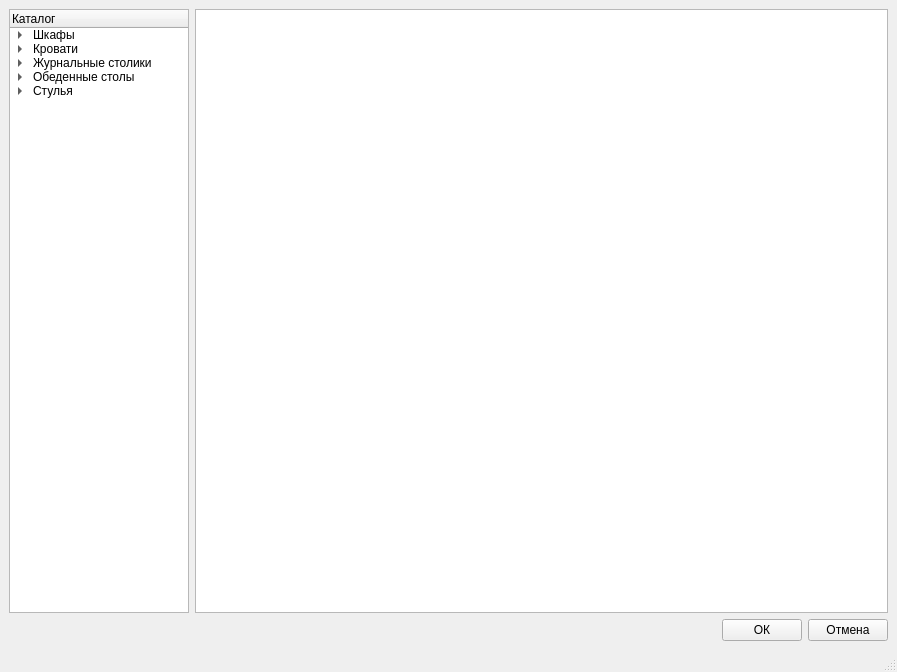
The window that SceneRedactorForm.ui (DenisBabarykin/InteriorRedactor) describes before a commit, drawn with Qt 5.
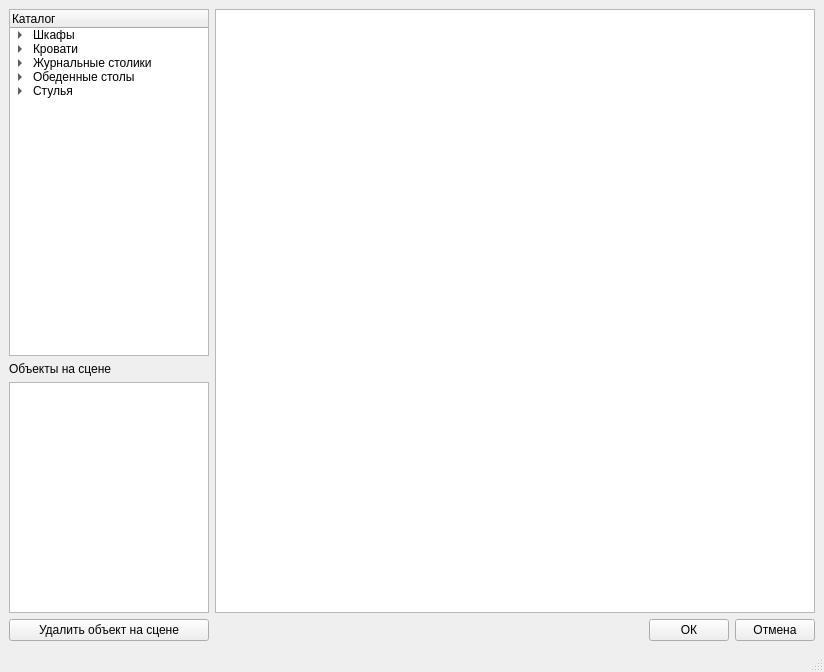
The same window after the commit.

Diff of the .ui file:
```diff
--- a/SceneRedactorForm.ui
+++ b/SceneRedactorForm.ui
@@ -6,7 +6,7 @@
    <rect>
     <x>0</x>
     <y>0</y>
-    <width>897</width>
+    <width>824</width>
     <height>672</height>
    </rect>
   </property>
@@ -26,18 +26,18 @@
       <property name="sizePolicy">
        <sizepolicy hsizetype="Preferred" vsizetype="Expanding">
         <horstretch>0</horstretch>
-        <verstretch>0</verstretch>
+        <verstretch>3</verstretch>
        </sizepolicy>
       </property>
       <property name="minimumSize">
        <size>
-        <width>180</width>
+        <width>200</width>
         <height>0</height>
        </size>
       </property>
       <property name="maximumSize">
        <size>
-        <width>180</width>
+        <width>200</width>
         <height>16777215</height>
        </size>
       </property>
@@ -171,10 +171,52 @@
       </item>
      </widget>
     </item>
-    <item row="0" column="1" colspan="3">
+    <item row="0" column="1" rowspan="3" colspan="3">
      <widget class="QGraphicsView" name="grvwScheme"/>
     </item>
-    <item row="1" column="0" colspan="2">
+    <item row="1" column="0">
+     <widget class="QLabel" name="lblObjList">
+      <property name="text">
+       <string>Объекты на сцене</string>
+      </property>
+     </widget>
+    </item>
+    <item row="2" column="0">
+     <widget class="QListWidget" name="lswdgExistingObjects">
+      <property name="sizePolicy">
+       <sizepolicy hsizetype="Preferred" vsizetype="Expanding">
+        <horstretch>0</horstretch>
+        <verstretch>2</verstretch>
+       </sizepolicy>
+      </property>
+      <property name="minimumSize">
+       <size>
+        <width>200</width>
+        <height>0</height>
+       </size>
+      </property>
+      <property name="maximumSize">
+       <size>
+        <width>200</width>
+        <height>16777215</height>
+       </size>
+      </property>
+     </widget>
+    </item>
+    <item row="3" column="0">
+     <widget class="QPushButton" name="btnRemoveItem">
+      <property name="sizePolicy">
+       <sizepolicy hsizetype="Minimum" vsizetype="Fixed">
+        <horstretch>0</horstretch>
+        <verstretch>0</verstretch>
+       </sizepolicy>
+      </property>
+      <property name="text">
+       <string>Удалить объект на сцене</string>
+      </property>
+     </widget>
+    </item>
+    <item row="3" column="1">
      <spacer name="horizontalSpacer">
       <property name="orientation">
        <enum>Qt::Horizontal</enum>
@@ -187,7 +229,7 @@
       </property>
      </spacer>
     </item>
-    <item row="1" column="2">
+    <item row="3" column="2">
      <widget class="QPushButton" name="btnOk">
       <property name="sizePolicy">
        <sizepolicy hsizetype="Fixed" vsizetype="Fixed">
@@ -200,7 +242,7 @@
       </property>
      </widget>
     </item>
-    <item row="1" column="3">
+    <item row="3" column="3">
      <widget class="QPushButton" name="btnCancel">
       <property name="sizePolicy">
        <sizepolicy hsizetype="Fixed" vsizetype="Fixed">
```
Left out of the diff: 2 changed lines with no effect on the pictures.
